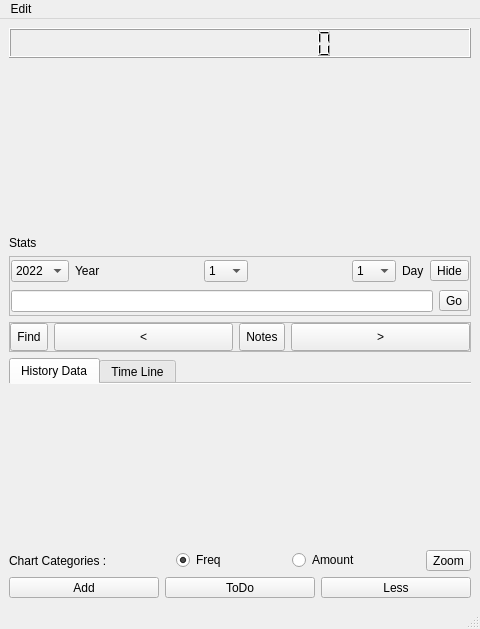
ic005k/Knot-Legacy, file mainwindow.ui: the form before one commit.
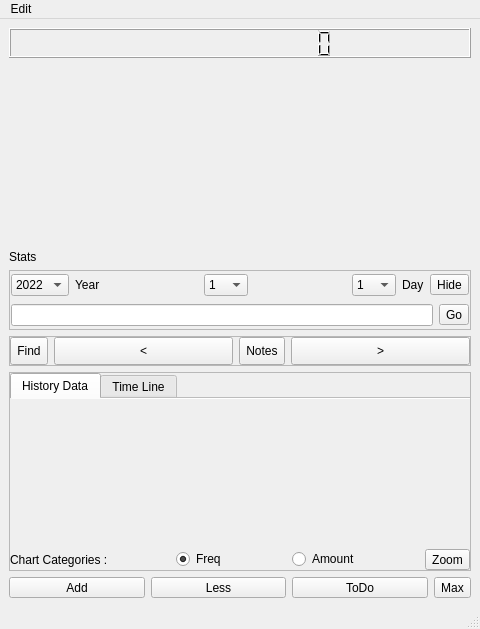
The form after the commit. Icons and pictures are not drawn.

```diff
--- a/mainwindow.ui
+++ b/mainwindow.ui
@@ -14,32 +14,361 @@
    <string>MainWindow</string>
   </property>
   <widget class="QWidget" name="centralwidget">
-   <layout class="QGridLayout" name="gridLayout_4">
-    <item row="0" column="0">
-     <widget class="QLCDNumber" name="lcdNumber">
-      <property name="minimumSize">
-       <size>
-        <width>0</width>
-        <height>30</height>
-       </size>
+   <layout class="QGridLayout" name="gridLayout_7">
+    <item row="4" column="0">
+     <widget class="QFrame" name="frame_charts">
+      <property name="frameShape">
+       <enum>QFrame::StyledPanel</enum>
       </property>
-      <property name="digitCount">
-       <number>13</number>
+      <property name="frameShadow">
+       <enum>QFrame::Raised</enum>
       </property>
-      <property name="mode">
-       <enum>QLCDNumber::Dec</enum>
+      <layout class="QGridLayout" name="gridLayout_4">
+       <property name="leftMargin">
+        <number>0</number>
+       </property>
+       <property name="topMargin">
+        <number>0</number>
+       </property>
+       <property name="rightMargin">
+        <number>0</number>
+       </property>
+       <property name="bottomMargin">
+        <number>0</number>
+       </property>
+       <item row="0" column="0">
+        <widget class="QTabWidget" name="tabCharts">
+         <property name="minimumSize">
+          <size>
+           <width>0</width>
+           <height>0</height>
+          </size>
+         </property>
+         <property name="maximumSize">
+          <size>
+           <width>16777215</width>
+           <height>16777215</height>
+          </size>
+         </property>
+         <property name="currentIndex">
+          <number>0</number>
+         </property>
+         <property name="documentMode">
+          <bool>true</bool>
+         </property>
+         <widget class="QWidget" name="tab1">
+          <attribute name="title">
+           <string>History Data</string>
+          </attribute>
+          <layout class="QGridLayout" name="gridLayout_3">
+           <property name="leftMargin">
+            <number>0</number>
+           </property>
+           <property name="topMargin">
+            <number>0</number>
+           </property>
+           <property name="rightMargin">
+            <number>0</number>
+           </property>
+           <property name="bottomMargin">
+            <number>0</number>
+           </property>
+           <item row="0" column="0">
+            <layout class="QGridLayout" name="pLayout">
+             <property name="spacing">
+              <number>0</number>
+             </property>
+            </layout>
+           </item>
+          </layout>
+         </widget>
+         <widget class="QWidget" name="tab2">
+          <attribute name="title">
+           <string>Time Line</string>
+          </attribute>
+          <layout class="QGridLayout" name="gridLayout_2">
+           <property name="leftMargin">
+            <number>0</number>
+           </property>
+           <property name="topMargin">
+            <number>0</number>
+           </property>
+           <property name="rightMargin">
+            <number>0</number>
+           </property>
+           <property name="bottomMargin">
+            <number>0</number>
+           </property>
+           <item row="0" column="0">
+            <layout class="QGridLayout" name="glTimeLine">
+             <property name="spacing">
+              <number>0</number>
+             </property>
+            </layout>
+           </item>
+          </layout>
+         </widget>
+        </widget>
+       </item>
+       <item row="1" column="0">
+        <layout class="QHBoxLayout" name="horizontalLayout_5">
+         <item>
+          <widget class="QLabel" name="label_2">
+           <property name="text">
+            <string>Chart Categories : </string>
+           </property>
+          </widget>
+         </item>
+         <item>
+          <spacer name="horizontalSpacer_3">
+           <property name="orientation">
+            <enum>Qt::Horizontal</enum>
+           </property>
+           <property name="sizeHint" stdset="0">
+            <size>
+             <width>40</width>
+             <height>20</height>
+            </size>
+           </property>
+          </spacer>
+         </item>
+         <item>
+          <widget class="QRadioButton" name="rbFreq">
+           <property name="text">
+            <string>Freq</string>
+           </property>
+           <property name="checked">
+            <bool>true</bool>
+           </property>
+          </widget>
+         </item>
+         <item>
+          <spacer name="horizontalSpacer_5">
+           <property name="orientation">
+            <enum>Qt::Horizontal</enum>
+           </property>
+           <property name="sizeHint" stdset="0">
+            <size>
+             <width>40</width>
+             <height>20</height>
+            </size>
+           </property>
+          </spacer>
+         </item>
+         <item>
+          <widget class="QRadioButton" name="rbAmount">
+           <property name="text">
+            <string>Amount</string>
+           </property>
+          </widget>
+         </item>
+         <item>
+          <spacer name="horizontalSpacer_4">
+           <property name="orientation">
+            <enum>Qt::Horizontal</enum>
+           </property>
+           <property name="sizeHint" stdset="0">
+            <size>
+             <width>40</width>
+             <height>20</height>
+            </size>
+           </property>
+          </spacer>
+         </item>
+         <item>
+          <widget class="QToolButton" name="btnZoom">
+           <property name="text">
+            <string>Zoom</string>
+           </property>
+          </widget>
+         </item>
+        </layout>
+       </item>
+      </layout>
+     </widget>
+    </item>
+    <item row="5" column="0">
+     <layout class="QHBoxLayout" name="horizontalLayout">
+      <item>
+       <widget class="QToolButton" name="btnPlus">
+        <property name="sizePolicy">
+         <sizepolicy hsizetype="Preferred" vsizetype="Fixed">
+          <horstretch>0</horstretch>
+          <verstretch>0</verstretch>
+         </sizepolicy>
+        </property>
+        <property name="minimumSize">
+         <size>
+          <width>0</width>
+          <height>0</height>
+         </size>
+        </property>
+        <property name="text">
+         <string>Add</string>
+        </property>
+        <property name="toolButtonStyle">
+         <enum>Qt::ToolButtonIconOnly</enum>
+        </property>
+       </widget>
+      </item>
+      <item>
+       <widget class="QToolButton" name="btnLess">
+        <property name="sizePolicy">
+         <sizepolicy hsizetype="Preferred" vsizetype="Fixed">
+          <horstretch>0</horstretch>
+          <verstretch>0</verstretch>
+         </sizepolicy>
+        </property>
+        <property name="minimumSize">
+         <size>
+          <width>0</width>
+          <height>0</height>
+         </size>
+        </property>
+        <property name="text">
+         <string>Less</string>
+        </property>
+        <property name="toolButtonStyle">
+         <enum>Qt::ToolButtonIconOnly</enum>
+        </property>
+       </widget>
+      </item>
+      <item>
+       <widget class="QToolButton" name="btnTodo">
+        <property name="sizePolicy">
+         <sizepolicy hsizetype="Preferred" vsizetype="Fixed">
+          <horstretch>0</horstretch>
+          <verstretch>0</verstretch>
+         </sizepolicy>
+        </property>
+        <property name="text">
+         <string>ToDo</string>
+        </property>
+       </widget>
+      </item>
+      <item>
+       <widget class="QToolButton" name="btnMax">
+        <property name="sizePolicy">
+         <sizepolicy hsizetype="Fixed" vsizetype="Fixed">
+          <horstretch>0</horstretch>
+          <verstretch>0</verstretch>
+         </sizepolicy>
+        </property>
+        <property name="text">
+         <string>Max</string>
+        </property>
+       </widget>
+      </item>
+     </layout>
+    </item>
+    <item row="3" column="0">
+     <widget class="QFrame" name="frame_cw">
+      <property name="frameShape">
+       <enum>QFrame::StyledPanel</enum>
       </property>
-      <property name="value" stdset="0">
-       <double>0.000000000000000</double>
+      <property name="frameShadow">
+       <enum>QFrame::Raised</enum>
       </property>
+      <layout class="QGridLayout" name="gridLayout_5">
+       <property name="leftMargin">
+        <number>0</number>
+       </property>
+       <property name="topMargin">
+        <number>0</number>
+       </property>
+       <property name="rightMargin">
+        <number>0</number>
+       </property>
+       <property name="bottomMargin">
+        <number>0</number>
+       </property>
+       <item row="0" column="0">
+        <layout class="QHBoxLayout" name="horizontalLayout_2">
+         <item>
+          <widget class="QToolButton" name="btnFind">
+           <property name="minimumSize">
+            <size>
+             <width>0</width>
+             <height>28</height>
+            </size>
+           </property>
+           <property name="text">
+            <string>Find</string>
+           </property>
+           <property name="icon">
+            <iconset resource="src.qrc">
+             <normaloff>:/src/find.png</normaloff>:/src/find.png</iconset>
+           </property>
+          </widget>
+         </item>
+         <item>
+          <widget class="QToolButton" name="btnLeft">
+           <property name="sizePolicy">
+            <sizepolicy hsizetype="Preferred" vsizetype="Fixed">
+             <horstretch>0</horstretch>
+             <verstretch>0</verstretch>
+            </sizepolicy>
+           </property>
+           <property name="minimumSize">
+            <size>
+             <width>0</width>
+             <height>28</height>
+            </size>
+           </property>
+           <property name="text">
+            <string>&lt;</string>
+           </property>
+          </widget>
+         </item>
+         <item>
+          <widget class="QToolButton" name="btnNotes">
+           <property name="minimumSize">
+            <size>
+             <width>0</width>
+             <height>28</height>
+            </size>
+           </property>
+           <property name="text">
+            <string>Notes</string>
+           </property>
+          </widget>
+         </item>
+         <item>
+          <widget class="QToolButton" name="btnRight">
+           <property name="sizePolicy">
+            <sizepolicy hsizetype="Preferred" vsizetype="Fixed">
+             <horstretch>0</horstretch>
+             <verstretch>0</verstretch>
+            </sizepolicy>
+           </property>
+           <property name="minimumSize">
+            <size>
+             <width>0</width>
+             <height>28</height>
+            </size>
+           </property>
+           <property name="text">
+            <string>&gt;</string>
+           </property>
+          </widget>
+         </item>
+        </layout>
+       </item>
+      </layout>
      </widget>
     </item>
     <item row="1" column="0">
      <widget class="QFrame" name="frame_tab">
+      <property name="minimumSize">
+       <size>
+        <width>0</width>
+        <height>200</height>
+       </size>
+      </property>
       <property name="maximumSize">
        <size>
         <width>16777215</width>
-        <height>280</height>
+        <height>16777215</height>
        </size>
       </property>
       <property name="frameShape">
@@ -472,311 +801,25 @@
       </layout>
      </widget>
     </item>
-    <item row="3" column="0">
-     <widget class="QFrame" name="frame_cw">
-      <property name="frameShape">
-       <enum>QFrame::StyledPanel</enum>
-      </property>
-      <property name="frameShadow">
-       <enum>QFrame::Raised</enum>
-      </property>
-      <layout class="QGridLayout" name="gridLayout_5">
-       <property name="leftMargin">
-        <number>0</number>
-       </property>
-       <property name="topMargin">
-        <number>0</number>
-       </property>
-       <property name="rightMargin">
-        <number>0</number>
-       </property>
-       <property name="bottomMargin">
-        <number>0</number>
-       </property>
-       <item row="0" column="0">
-        <layout class="QHBoxLayout" name="horizontalLayout_2">
-         <item>
-          <widget class="QToolButton" name="btnFind">
-           <property name="minimumSize">
-            <size>
-             <width>0</width>
-             <height>28</height>
-            </size>
-           </property>
-           <property name="text">
-            <string>Find</string>
-           </property>
-           <property name="icon">
-            <iconset resource="src.qrc">
-             <normaloff>:/src/find.png</normaloff>:/src/find.png</iconset>
-           </property>
-          </widget>
-         </item>
-         <item>
-          <widget class="QToolButton" name="btnLeft">
-           <property name="sizePolicy">
-            <sizepolicy hsizetype="Preferred" vsizetype="Fixed">
-             <horstretch>0</horstretch>
-             <verstretch>0</verstretch>
-            </sizepolicy>
-           </property>
-           <property name="minimumSize">
-            <size>
-             <width>0</width>
-             <height>28</height>
-            </size>
-           </property>
-           <property name="text">
-            <string>&lt;</string>
-           </property>
-          </widget>
-         </item>
-         <item>
-          <widget class="QToolButton" name="btnNotes">
-           <property name="minimumSize">
-            <size>
-             <width>0</width>
-             <height>28</height>
-            </size>
-           </property>
-           <property name="text">
-            <string>Notes</string>
-           </property>
-          </widget>
-         </item>
-         <item>
-          <widget class="QToolButton" name="btnRight">
-           <property name="sizePolicy">
-            <sizepolicy hsizetype="Preferred" vsizetype="Fixed">
-             <horstretch>0</horstretch>
-             <verstretch>0</verstretch>
-            </sizepolicy>
-           </property>
-           <property name="minimumSize">
-            <size>
-             <width>0</width>
-             <height>28</height>
-            </size>
-           </property>
-           <property name="text">
-            <string>&gt;</string>
-           </property>
-          </widget>
-         </item>
-        </layout>
-       </item>
-      </layout>
-     </widget>
-    </item>
-    <item row="4" column="0">
-     <widget class="QTabWidget" name="tabCharts">
+    <item row="0" column="0">
+     <widget class="QLCDNumber" name="lcdNumber">
       <property name="minimumSize">
        <size>
         <width>0</width>
-        <height>0</height>
+        <height>30</height>
        </size>
       </property>
-      <property name="maximumSize">
-       <size>
-        <width>16777215</width>
-        <height>16777215</height>
-       </size>
+      <property name="digitCount">
+       <number>13</number>
       </property>
-      <property name="currentIndex">
-       <number>0</number>
+      <property name="mode">
+       <enum>QLCDNumber::Dec</enum>
       </property>
-      <property name="documentMode">
-       <bool>true</bool>
+      <property name="value" stdset="0">
+       <double>0.000000000000000</double>
       </property>
-      <widget class="QWidget" name="tab1">
-       <attribute name="title">
-        <string>History Data</string>
-       </attribute>
-       <layout class="QGridLayout" name="gridLayout_3">
-        <property name="leftMargin">
-         <number>0</number>
-        </property>
-        <property name="topMargin">
-         <number>0</number>
-        </property>
-        <property name="rightMargin">
-         <number>0</number>
-        </property>
-        <property name="bottomMargin">
-         <number>0</number>
-        </property>
-        <item row="0" column="0">
-         <layout class="QGridLayout" name="pLayout">
-          <property name="spacing">
-           <number>0</number>
-          </property>
-         </layout>
-        </item>
-       </layout>
-      </widget>
-      <widget class="QWidget" name="tab2">
-       <attribute name="title">
-        <string>Time Line</string>
-       </attribute>
-       <layout class="QGridLayout" name="gridLayout_2">
-        <property name="leftMargin">
-         <number>0</number>
-        </property>
-        <property name="topMargin">
-         <number>0</number>
-        </property>
-        <property name="rightMargin">
-         <number>0</number>
-        </property>
-        <property name="bottomMargin">
-         <number>0</number>
-        </property>
-        <item row="0" column="0">
-         <layout class="QGridLayout" name="glTimeLine">
-          <property name="spacing">
-           <number>0</number>
-          </property>
-         </layout>
-        </item>
-       </layout>
-      </widget>
      </widget>
     </item>
-    <item row="5" column="0">
-     <layout class="QHBoxLayout" name="horizontalLayout_5">
-      <item>
-       <widget class="QLabel" name="label_2">
-        <property name="text">
-         <string>Chart Categories : </string>
-        </property>
-       </widget>
-      </item>
-      <item>
-       <spacer name="horizontalSpacer_3">
-        <property name="orientation">
-         <enum>Qt::Horizontal</enum>
-        </property>
-        <property name="sizeHint" stdset="0">
-         <size>
-          <width>40</width>
-          <height>20</height>
-         </size>
-        </property>
-       </spacer>
-      </item>
-      <item>
-       <widget class="QRadioButton" name="rbFreq">
-        <property name="text">
-         <string>Freq</string>
-        </property>
-        <property name="checked">
-         <bool>true</bool>
-        </property>
-       </widget>
-      </item>
-      <item>
-       <spacer name="horizontalSpacer_5">
-        <property name="orientation">
-         <enum>Qt::Horizontal</enum>
-        </property>
-        <property name="sizeHint" stdset="0">
-         <size>
-          <width>40</width>
-          <height>20</height>
-         </size>
-        </property>
-       </spacer>
-      </item>
-      <item>
-       <widget class="QRadioButton" name="rbAmount">
-        <property name="text">
-         <string>Amount</string>
-        </property>
-       </widget>
-      </item>
-      <item>
-       <spacer name="horizontalSpacer_4">
-        <property name="orientation">
-         <enum>Qt::Horizontal</enum>
-        </property>
-        <property name="sizeHint" stdset="0">
-         <size>
-          <width>40</width>
-          <height>20</height>
-         </size>
-        </property>
-       </spacer>
-      </item>
-      <item>
-       <widget class="QToolButton" name="btnZoom">
-        <property name="text">
-         <string>Zoom</string>
-        </property>
-       </widget>
-      </item>
-     </layout>
-    </item>
-    <item row="6" column="0">
-     <layout class="QHBoxLayout" name="horizontalLayout">
-      <item>
-       <widget class="QToolButton" name="btnPlus">
-        <property name="sizePolicy">
-         <sizepolicy hsizetype="Preferred" vsizetype="Fixed">
-          <horstretch>0</horstretch>
-          <verstretch>0</verstretch>
-         </sizepolicy>
-        </property>
-        <property name="minimumSize">
-         <size>
-          <width>0</width>
-          <height>0</height>
-         </size>
-        </property>
-        <property name="text">
-         <string>Add</string>
-        </property>
-        <property name="toolButtonStyle">
-         <enum>Qt::ToolButtonIconOnly</enum>
-        </property>
-       </widget>
-      </item>
-      <item>
-       <widget class="QToolButton" name="btnTodo">
-        <property name="sizePolicy">
-         <sizepolicy hsizetype="Preferred" vsizetype="Fixed">
-          <horstretch>0</horstretch>
-          <verstretch>0</verstretch>
-         </sizepolicy>
-        </property>
-        <property name="text">
-         <string>ToDo</string>
-        </property>
-       </widget>
-      </item>
-      <item>
-       <widget class="QToolButton" name="btnLess">
-        <property name="sizePolicy">
-         <sizepolicy hsizetype="Preferred" vsizetype="Fixed">
-          <horstretch>0</horstretch>
-          <verstretch>0</verstretch>
-         </sizepolicy>
-        </property>
-        <property name="minimumSize">
-         <size>
-          <width>0</width>
-          <height>0</height>
-         </size>
-        </property>
-        <property name="text">
-         <string>Less</string>
-        </property>
-        <property name="toolButtonStyle">
-         <enum>Qt::ToolButtonIconOnly</enum>
-        </property>
-       </widget>
-      </item>
-     </layout>
-    </item>
    </layout>
   </widget>
   <widget class="QMenuBar" name="menubar">
```
